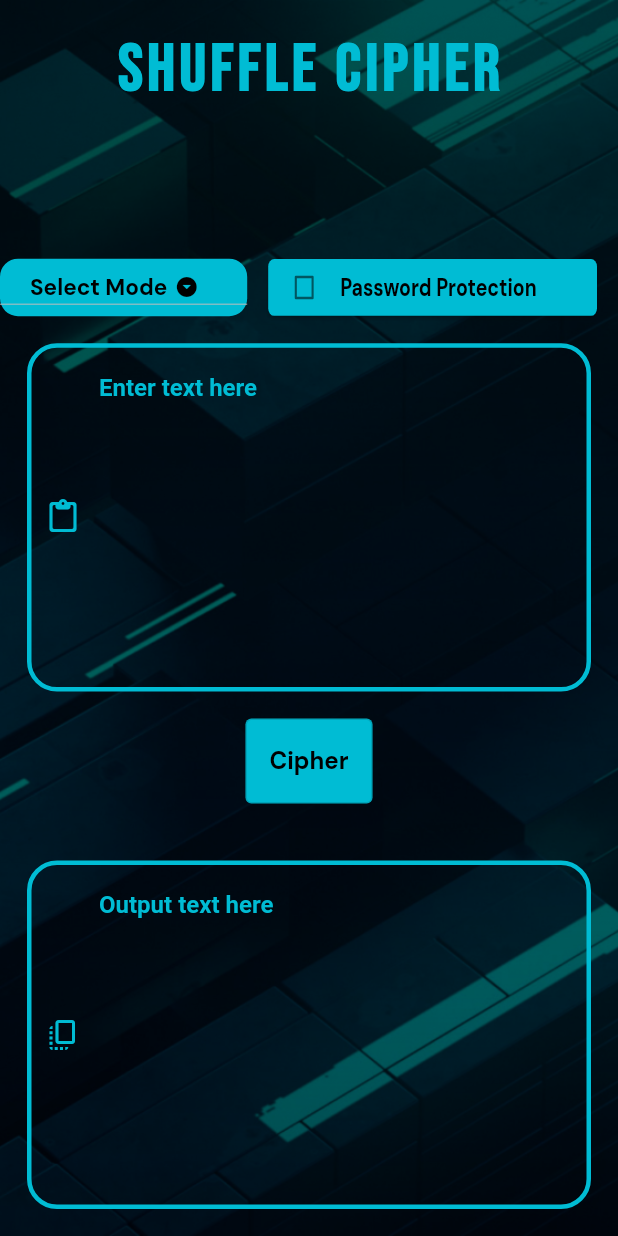
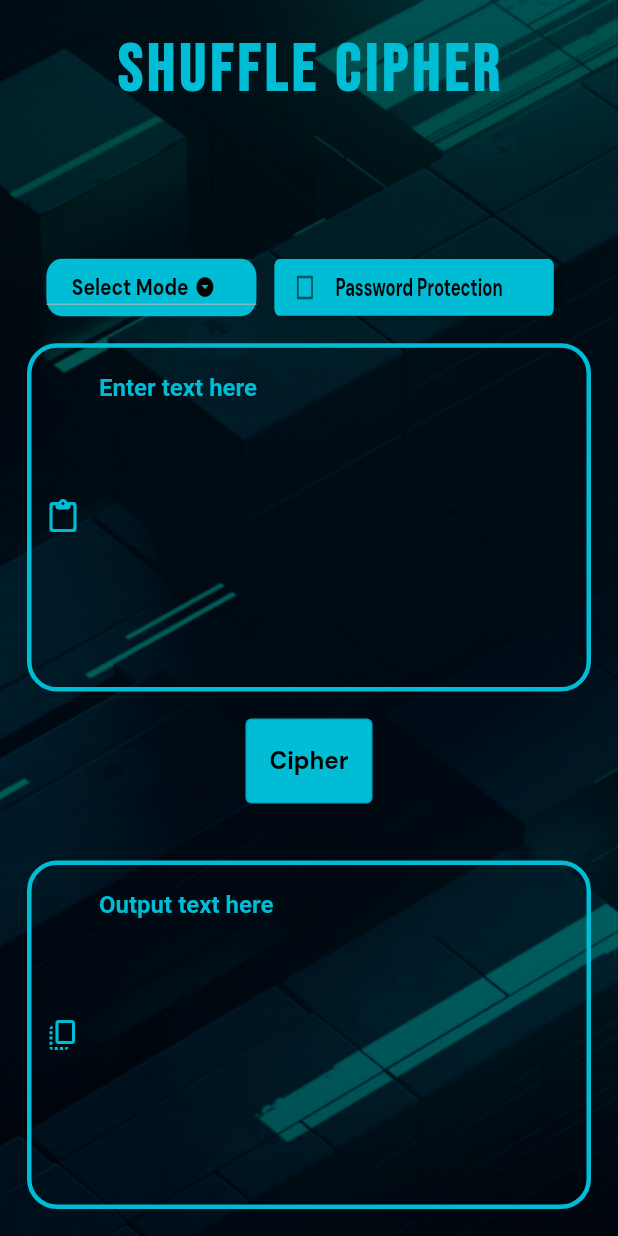
Before and after one commit to nikhil-RGB/Flutter-Cipher, a Flutter app: the screen it shows after launch, on a phone screen of 412 x 824 dp. Run offline on Flutter 3.47's test engine with Material 2 defaults, Android fonts, the phone set to English and light mode, and no system bars; our stand-ins replace google_fonts; missing offline and left inert: passwordfield; Roboto replaces fonts that are missing (Aldrich).

Commit message:
💄Fix dropdown button clipping

```diff
--- a/lib/screens/home.dart
+++ b/lib/screens/home.dart
@@ -72,6 +72,8 @@ class _homeState extends State<home> {
               ),
               Expanded(
                 flex: 2,
+                child: Transform.scale(
+                  scaleX: 0.85,
                   child: Row(
                     children: [
                       Expanded(
@@ -125,7 +127,8 @@ class _homeState extends State<home> {
                       Expanded(
                         flex: 3,
                         child: Padding(
-                        padding: const EdgeInsets.only(right: 10.0, left: 10.0),
+                          padding:
+                              const EdgeInsets.only(right: 10.0, left: 10.0),
                           child: Transform.scale(
                             scaleY: 1.25,
                             child: Card(
@@ -168,6 +171,7 @@ class _homeState extends State<home> {
                         ),
                       ),
                     ],
+                  ),
                 ),
               ),
               Expanded(
```
Lines whose indentation alone changed are shown as unchanged.
